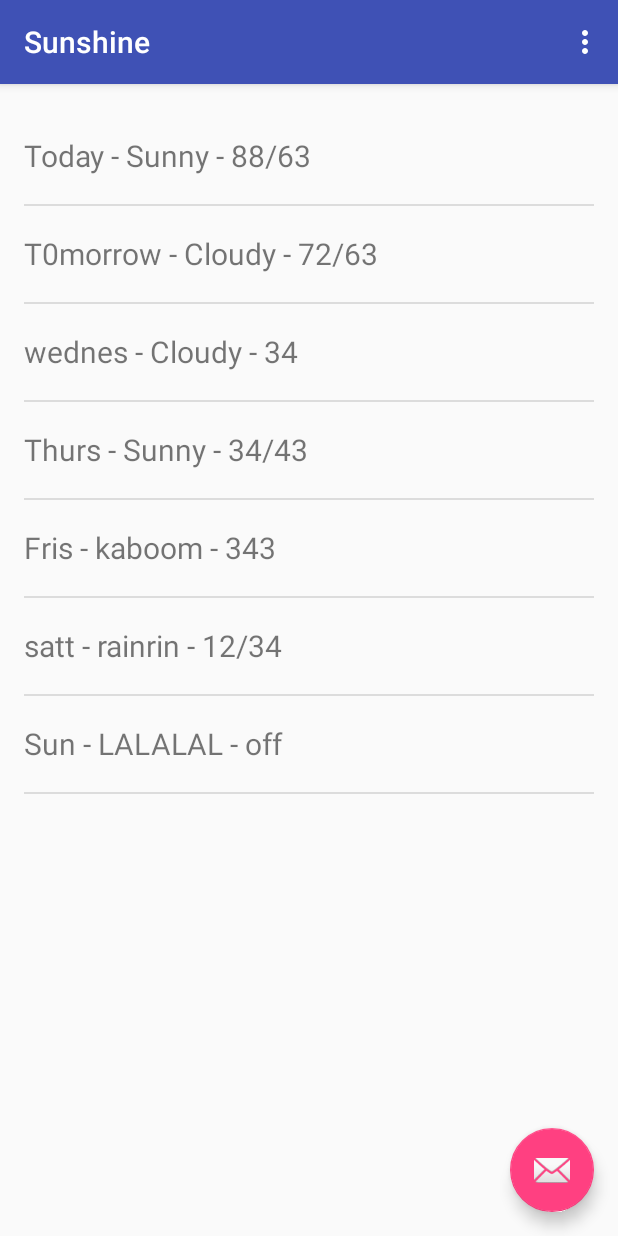
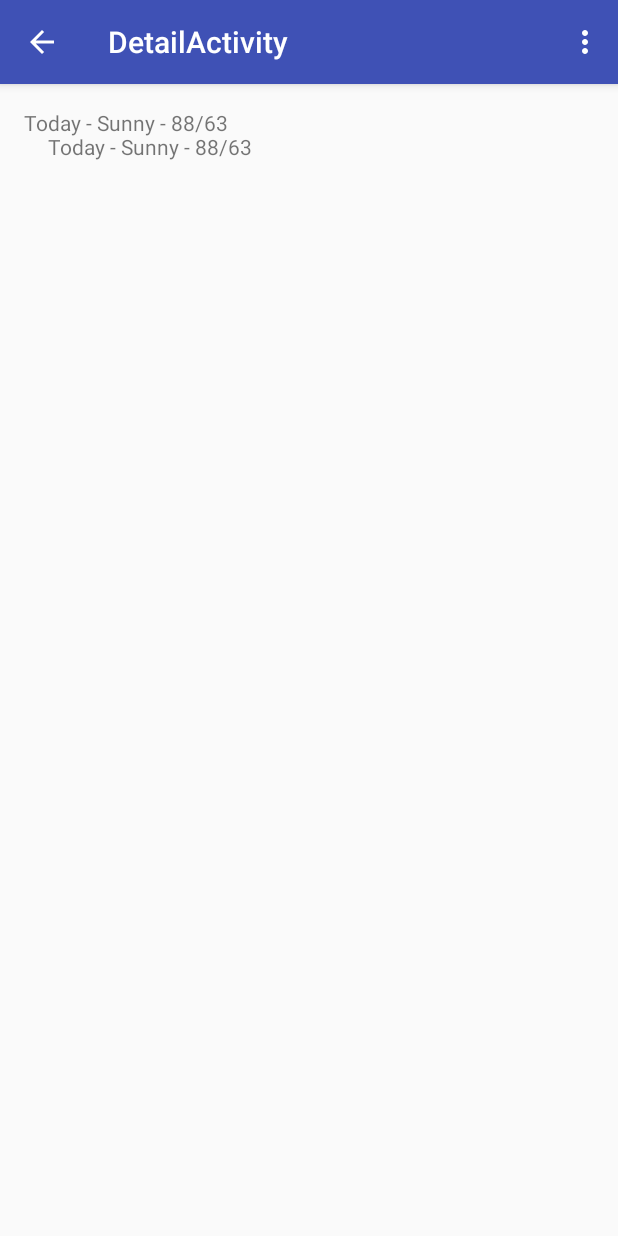
Before and after one commit to orangeoctopus/sunshine-udacity, an Android app: the screen it shows after launch (MainActivity before the commit, DetailActivity after it), after a tap on "Today - Sunny - 88/63", on a phone screen of 412 x 824 dp. Run offline under Robolectric (Android 15) with nearby library versions, the phone set to English and light mode, and no system bars.

Commit message:
intents display in detail activity

```diff
--- a/app/src/main/AndroidManifest.xml
+++ b/app/src/main/AndroidManifest.xml
@@ -6,7 +6,7 @@
 
     <application
         android:allowBackup="true"
-        android:icon="@mipmap/ic_launcher"
+        android:icon="@mipmap/ic_sunshine"
         android:label="@string/app_name"
         android:supportsRtl="true"
         android:theme="@style/AppTheme">
--- a/app/src/main/java/com/example/pogee/sunshine/app/DetailActivity.java
+++ b/app/src/main/java/com/example/pogee/sunshine/app/DetailActivity.java
@@ -1,11 +1,18 @@
 package com.example.pogee.sunshine.app;
 
+import android.content.Intent;
 import android.os.Bundle;
 import android.support.design.widget.FloatingActionButton;
 import android.support.design.widget.Snackbar;
+import android.support.v4.app.Fragment;
 import android.support.v7.app.AppCompatActivity;
 import android.support.v7.widget.Toolbar;
+import android.view.LayoutInflater;
+import android.view.Menu;
+import android.view.MenuItem;
 import android.view.View;
+import android.view.ViewGroup;
+import android.widget.TextView;
 
 public class DetailActivity extends AppCompatActivity {
 
@@ -16,15 +23,61 @@ public class DetailActivity extends AppCompatActivity {
         Toolbar toolbar = (Toolbar) findViewById(R.id.toolbar);
         setSupportActionBar(toolbar);
 
-        FloatingActionButton fab = (FloatingActionButton) findViewById(R.id.fab);
-        fab.setOnClickListener(new View.OnClickListener() {
-            @Override
-            public void onClick(View view) {
-                Snackbar.make(view, "Replace with your own action", Snackbar.LENGTH_LONG)
-                        .setAction("Action", null).show();
-            }
-        });
         getSupportActionBar().setDisplayHomeAsUpEnabled(true);
+
+        if(savedInstanceState == null) {
+            getSupportFragmentManager().beginTransaction()
+                    .add(R.id.fragment, new DetailActivityFragment())
+                    .commit();
+        }
+
+
+
     }
 
+    @Override
+    public boolean onCreateOptionsMenu(Menu menu) {
+        super.onCreateOptionsMenu(menu);
+        getMenuInflater().inflate(R.menu.menu_detail,menu);
+        return true;
+    }
+
+    @Override
+    public boolean onOptionsItemSelected(MenuItem item) {
+
+        int id = item.getItemId();
+
+        if(id == R.id.action_settings) {
+            return true;
+        }
+
+        return super.onOptionsItemSelected(item);
+    }
+
+    public static class DetailActivityFragment extends Fragment {
+
+        public DetailActivityFragment() {
+        }
+
+        @Override
+        public View onCreateView(LayoutInflater inflater, ViewGroup container,
+                                 Bundle savedInstanceState) {
+            View rootview = inflater.inflate(R.layout.fragment_detail, container, false);
+
+            Intent intent = getActivity().getIntent();
+            if(intent !=null && intent.hasExtra(Intent.EXTRA_TEXT)) {
+                String forecastStr = intent.getStringExtra(Intent.EXTRA_TEXT);
+
+               ((TextView) rootview.findViewById(R.id.detail_text))
+                        .setText(forecastStr);
+            }
+
+
+
+
+            return rootview;
+        }
+    }
+
+
 }
--- a/app/src/main/java/com/example/pogee/sunshine/app/ForecastFragment.java
+++ b/app/src/main/java/com/example/pogee/sunshine/app/ForecastFragment.java
@@ -1,5 +1,6 @@
 package com.example.pogee.sunshine.app;
 
+import android.content.Intent;
 import android.net.Uri;
 import android.os.AsyncTask;
 import android.support.annotation.InterpolatorRes;
@@ -88,8 +89,12 @@ public class ForecastFragment extends Fragment {
             @Override
             public void onItemClick(AdapterView<?> parent, View view, int position, long id) {
                 String forecast = mForecastAdapter.getItem(position);
-                Toast toast = Toast.makeText(getActivity(),forecast,Toast.LENGTH_SHORT);
-                toast.show();
+                //Toast toast = Toast.makeText(getActivity(),forecast,Toast.LENGTH_SHORT);
+                //toast.show();
+                Intent detailIntent = new Intent(getActivity(),DetailActivity.class)
+                .putExtra(Intent.EXTRA_TEXT, forecast);
+                startActivity(detailIntent);
+
             }
         });
 
--- a/app/src/main/res/layout/content_detail.xml
+++ b/app/src/main/res/layout/content_detail.xml
@@ -2,7 +2,7 @@
     xmlns:app="http://schemas.android.com/apk/res-auto"
     xmlns:tools="http://schemas.android.com/tools"
     android:id="@+id/fragment"
-    android:name="com.example.pogee.sunshine.app.DetailActivityFragment"
+    android:name="com.example.pogee.sunshine.app.DetailActivity$DetailActivityFragment"
     android:layout_width="match_parent"
     android:layout_height="match_parent"
     app:layout_behavior="@string/appbar_scrolling_view_behavior"
--- a/app/src/main/res/layout/fragment_detail.xml
+++ b/app/src/main/res/layout/fragment_detail.xml
@@ -1,5 +1,5 @@
 <?xml version="1.0" encoding="utf-8"?>
-<RelativeLayout xmlns:android="http://schemas.android.com/apk/res/android"
+<FrameLayout xmlns:android="http://schemas.android.com/apk/res/android"
     xmlns:tools="http://schemas.android.com/tools"
     android:id="@+id/content_detail"
     android:layout_width="match_parent"
@@ -8,8 +8,13 @@
     android:paddingLeft="@dimen/activity_horizontal_margin"
     android:paddingRight="@dimen/activity_horizontal_margin"
     android:paddingTop="@dimen/activity_vertical_margin"
-    tools:context="com.example.pogee.sunshine.app.DetailActivityFragment"
+    tools:context="com.example.pogee.sunshine.app.DetailActivity$DetailActivityFragment"
     tools:showIn="@layout/activity_detail">
 
+    <TextView
+        android:id="@+id/detail_text"
+        android:layout_width="match_parent"
+        android:layout_height="match_parent" />
 
-</RelativeLayout>
+
+</FrameLayout>
```
Also changed, not shown: app/src/main/java/com/example/pogee/sunshine/app/DetailActivityFragment.java (deleted, +0 -22 lines), app/src/main/res/layout/activity_detail.xml (+2 -9 lines).
